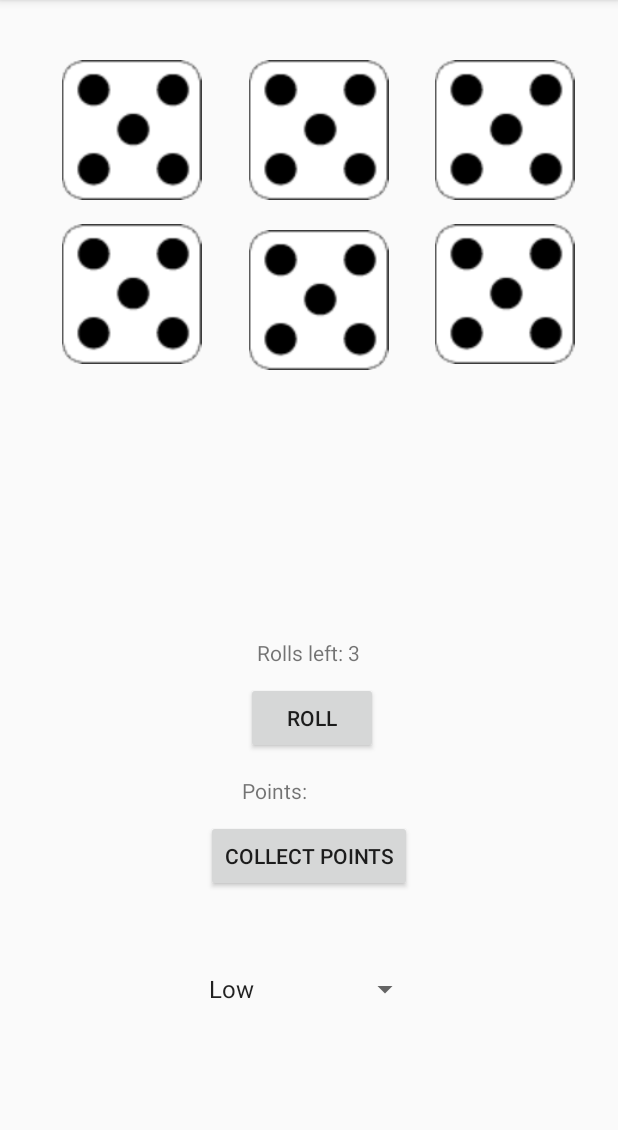
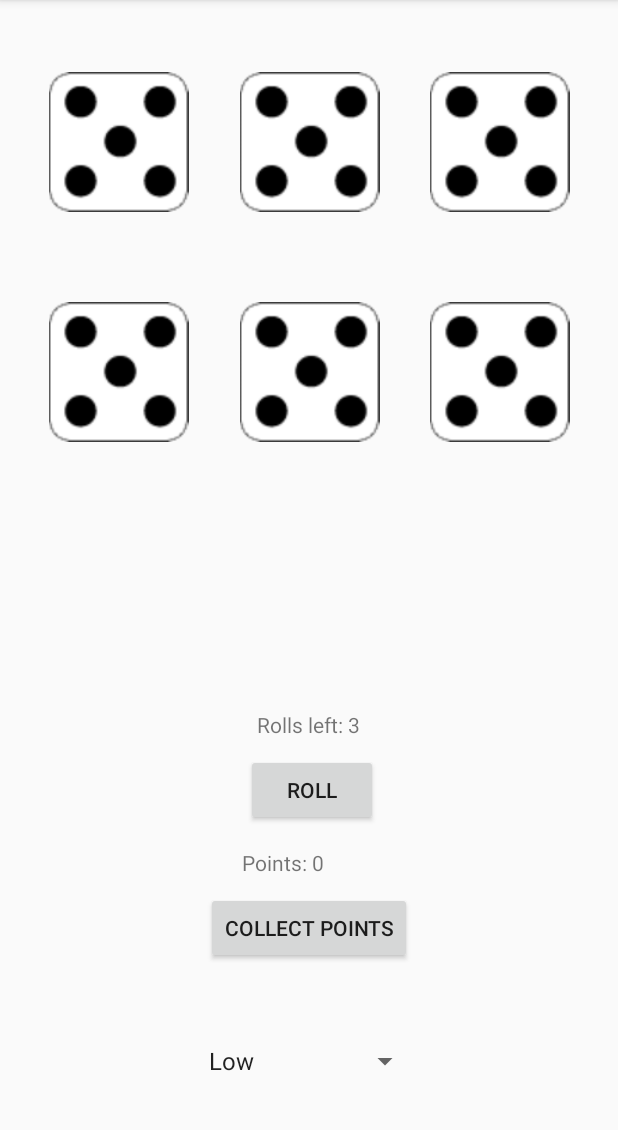
Before and after one commit to CLundstrom/Dice-Thirty, an Android app: the GameActivity screen opened directly, with no data from a screen before it, on a phone screen of 412 x 824 dp, the part 84-1214 px from its top. Run offline under Robolectric (Android 15) with nearby library versions, the phone set to English and light mode, and no system bars.

Commit message:
fixed imageview bug and refactor of some code

```diff
--- a/app/src/main/java/controllers/GameActivity.java
+++ b/app/src/main/java/controllers/GameActivity.java
@@ -2,6 +2,9 @@ package controllers;
 
 import android.support.v7.app.AppCompatActivity;
 import android.os.Bundle;
+import android.util.Log;
+import android.view.View;
+import android.widget.AdapterView;
 import android.widget.ArrayAdapter;
 import android.widget.Button;
 import android.widget.ImageView;
@@ -13,8 +16,8 @@ import com.example.thirty.Views.ScoreView;
 
 import java.util.ArrayList;
 
-import controllers.GameController;
 import models.Score;
+import models.ScoreCalculator;
 
 
 /**
@@ -48,6 +51,31 @@ public class GameActivity extends AppCompatActivity {
         adapter.setDropDownViewResource(android.R.layout.simple_spinner_dropdown_item);
         spinner.setAdapter(adapter);
         spinner.setSelection(0);
+
+
+        spinner.setOnItemSelectedListener(new AdapterView.OnItemSelectedListener() {
+            @Override
+            public void onItemSelected(AdapterView<?> parent, View view, int position, long id) {
+
+                Log.d("GAME", parent.getSelectedItem().toString());
+                if(parent.getSelectedItem().toString().equals("Low")){
+                    mScoreView.updateViewWithScore(
+                            new Score(ScoreCalculator.calcScoreLow(mGameController.getActiveDices())));
+                }
+                else{
+                    int selectedVal = Integer.valueOf((String)parent.getSelectedItem());
+                    mScoreView.updateViewWithScore(
+                            new Score(ScoreCalculator.calcScore(mGameController.getActiveDices(), selectedVal)));
+                }
+
+            }
+
+            @Override
+            public void onNothingSelected(AdapterView<?> parent) {
+
+            }
+        });
+
         roll.setOnClickListener( d -> {
             mGameController.refreshScene(this, rollText);
         });
@@ -58,6 +86,9 @@ public class GameActivity extends AppCompatActivity {
 
 
     }
+
+
+
 
     /**
      * Fetches ImageViews from the Scene which are later manipulated by GameController.
--- a/app/src/main/java/controllers/GameController.java
+++ b/app/src/main/java/controllers/GameController.java
@@ -3,6 +3,8 @@ package controllers;
 import android.content.Context;
 import android.widget.ImageView;
 import android.widget.TextView;
+
+import com.example.thirty.R;
 
 import java.util.ArrayList;
 import java.util.List;
@@ -31,14 +33,16 @@ public class GameController {
         attachListeners();
     }
 
+    public ArrayList<Dice> getActiveDices() {
+        return mActiveDices;
+    }
 
     /**
      * Updates the ImageViews to display the dices of the current round.
      */
     public void updateImageView() {
-        List<Dice> dices = mGame.getCurrentRound().getDices();
         for (int i = 0; i < mImageViews.size(); i++) {
-            mImageViews.get(i).setImageResource(dices.get(i).getCurrentImage());
+            mImageViews.get(i).setImageResource(mActiveDices.get(i).getCurrentImage());
         }
     }
 
--- a/app/src/main/java/models/Dice.java
+++ b/app/src/main/java/models/Dice.java
@@ -20,11 +20,6 @@ public class Dice {
     Dice() {
         toss(); // initial toss
         mMarked = false;
-    }
-
-    Dice(int value, boolean marked) {
-        this.mValue = value;
-        this.mMarked = marked;
     }
 
     /**
@@ -134,6 +129,6 @@ public class Dice {
 
     @Override
     public String toString() {
-        return super.toString();
+        return String.valueOf(mValue);
     }
 }
--- a/app/src/main/java/models/Game.java
+++ b/app/src/main/java/models/Game.java
@@ -20,9 +20,7 @@ public class Game {
      */
     public Game() {
         mRoundNr = 0;
-
         initializeGame();
-
         // START SCORE ACTIVITY
     }
 
--- a/app/src/main/java/models/GameRound.java
+++ b/app/src/main/java/models/GameRound.java
@@ -55,9 +55,10 @@ public class GameRound {
      * Provides new values for the dices. Used for each throw.
      */
     public void tossDices(Context context){
-        if(isAttemptValid(context))
-        for (Dice d: mDices) {
-            d.toss();
+        if(isAttemptValid(context)){
+            for (Dice d: mDices) {
+                d.toss();
+            }
         }
     }
 
--- a/app/src/main/java/models/Score.java
+++ b/app/src/main/java/models/Score.java
@@ -12,99 +12,20 @@ import java.util.ArrayList;
  */
 public class Score {
 
-    private static final int SCORE_LOW = 4;
-    ArrayList<Dice> mDice = new ArrayList<>();
-    int mScore = 0;
+    private static final int SCORE_LOW = 3;
+    private int mScore = 0;
 
+    public Score(){}
 
-    public Score() {
-        mDice.add(new Dice(6, false));
-        mDice.add(new Dice(6, false));
-        mDice.add(new Dice(6, false));
-        mDice.add(new Dice(6, false));
-        mDice.add(new Dice(6, false));
-        mDice.add(new Dice(6, false));
-
-        int[] combo = convertDiceValueArray(mDice);
-        calcScore(combo, 12);
+    public Score(int score) {
+        mScore = score;
     }
-
 
     public int getScore(){
         return mScore;
     }
-
-    /**
-     * Converts all the values of a set of dices to an Integer array.
-     *
-     * @param dices Any number of dices.
-     * @return Unsorted list of Dices values. Solely for score Calculation.
-     */
-    private int[] convertDiceValueArray(ArrayList<Dice> dices) {
-        int tmpValue = 0;
-        int score = 0;
-        int sum = 0;
-
-        int[] combos = new int[dices.size()];
-
-        for (int i = 0; i < dices.size(); i++) {
-            combos[i] = dices.get(i).getValue();
-        }
-        return combos;
+    public void setScore(int score){
+        mScore = score;
     }
 
-
-    /**
-     * Calculates the Score of the dices by iterating over an Integer array several passes so make sure
-     * no score gets missed.
-     *
-     * @param combos
-     * @param findValue
-     * @return
-     */
-    private int calcScore(int[] combos, int findValue) {
-        int totalScore = 0;
-
-        // Outer loop
-        for (int i = 0; i < combos.length; i++) {
-
-            int currentSum = findValue; // Reset each pass
-
-            for (int j = 0; j < combos.length - i; j++) {
-
-                currentSum -= combos[i + j];
-
-                // Combination found
-                if (currentSum == 0) {
-                    // Sets dices used for calculation to 0;
-                    for (int y = i; y <= i + j; y++) {
-                        combos[y] = 0;
-                    }
-                    totalScore += findValue;
-                    currentSum = findValue; // reset
-                    i = 0; // Reset outer loop
-                    j = -1; // Reset inner loop
-                }
-            }
-        }
-        Log.d("SCORE:", String.valueOf(totalScore));
-        return totalScore;
-    }
-
-    /**
-     * Calculates the Score when a user chooses Low score.
-     *
-     * @param arr Takes an array of Integers.
-     * @return Returns the summarized score.
-     */
-    private int calcScoreLow(int[] arr) {
-        int sum = 0;
-        for (int i = 0; i < arr.length; i++) {
-
-            if (arr[i] <= SCORE_LOW) {
-                sum += arr[i];
-            }
-        }
-        return sum;
-    }
 }
--- a/app/src/main/java/models/ScoreCalculator.java
+++ b/app/src/main/java/models/ScoreCalculator.java
@@ -1,12 +1,99 @@
 package models;
+
+import android.util.Log;
+
+import java.util.ArrayList;
 
 /**
  * @Author: Christoffer Lundstrom
  * @Date: 20/06/2019
  * <p>
- * @Description:
+ * @Description: A class that handles Scoring of Dice-Tosses.
  */
 public class ScoreCalculator {
+    private static final int SCORE_LOW = 3;
+    int mScore = 0;
 
 
+    public ScoreCalculator() {
+    }
+
+
+    /**
+     * Converts all the values of a set of dices to an Integer array.
+     *
+     * @param dices Any number of dices.
+     * @return Unsorted list of Dices values. Solely for score Calculation.
+     */
+    private static int[] convertDiceValueArray(ArrayList<Dice> dices) {
+        int tmpValue = 0;
+        int score = 0;
+        int sum = 0;
+
+        int[] combos = new int[dices.size()];
+
+        for (int i = 0; i < dices.size(); i++) {
+            combos[i] = dices.get(i).getValue();
+        }
+        return combos;
+    }
+
+
+    /**
+     * Calculates the Score of the dices by iterating over an Integer array several passes so make sure
+     * no score gets missed.
+     * TODO: Fix Collect 7 bug
+     * @param findValue
+     * @return
+     */
+    public static int calcScore(ArrayList<Dice> dices, int findValue) {
+
+        int[] combos = convertDiceValueArray(dices);
+        int totalScore = 0;
+
+        // Outer loop
+        for (int i = 0; i < combos.length; i++) {
+
+            int currentSum = findValue; // Reset each pass
+
+            for (int j = 0; j < combos.length - i; j++) {
+
+                currentSum -= combos[i + j];
+
+                // Combination found
+                if (currentSum == 0) {
+                    // Sets dices used for calculation to 0;
+                    for (int y = i; y <= i + j; y++) {
+                        combos[y] = 0;
+                    }
+                    totalScore += findValue;
+                    currentSum = findValue; // reset
+                    i = 0; // Reset outer loop
+                    j = -1; // Reset inner loop
+                }
+            }
+        }
+        Log.d("SCORECALC", String.valueOf(totalScore));
+        return totalScore;
+    }
+
+    /**
+     * Calculates the Score when a user chooses Low score.
+     *
+     * @return Returns the summarized score.
+     */
+    public static int calcScoreLow(ArrayList<Dice> dices) {
+
+        int[] arr = convertDiceValueArray(dices);
+        int sum = 0;
+        for (int i = 0; i < arr.length; i++) {
+
+            if (arr[i] <= SCORE_LOW) {
+                sum += arr[i];
+            }
+        }
+        Log.d("SCORECALC", String.valueOf(sum));
+        return sum;
+    }
+
 }
--- a/app/src/main/res/layout/activity_game.xml
+++ b/app/src/main/res/layout/activity_game.xml
@@ -7,64 +7,71 @@
     tools:context="controllers.GameActivity">
 
     <ImageView
+        android:id="@+id/dice1"
+        android:layout_width="95dp"
+        android:layout_height="93dp"
+        android:layout_marginTop="48dp"
+        app:layout_constraintEnd_toStartOf="@+id/dice2"
+        app:layout_constraintHorizontal_bias="0.5"
+        app:layout_constraintStart_toStartOf="parent"
+        app:layout_constraintTop_toTopOf="parent"
+        app:srcCompat="@drawable/white1" />
+
+    <ImageView
+        android:id="@+id/dice2"
+        android:layout_width="95dp"
+        android:layout_height="93dp"
+        android:layout_marginTop="48dp"
+        app:layout_constraintEnd_toStartOf="@+id/dice3"
+        app:layout_constraintHorizontal_bias="0.5"
+        app:layout_constraintStart_toEndOf="@+id/dice1"
+        app:layout_constraintTop_toTopOf="parent"
+        app:srcCompat="@drawable/white2" />
+
+    <ImageView
+        android:id="@+id/dice3"
+        android:layout_width="95dp"
+        android:layout_height="93dp"
+        android:layout_marginTop="48dp"
+        app:layout_constraintEnd_toEndOf="parent"
+        app:layout_constraintHorizontal_bias="0.5"
+        app:layout_constraintStart_toEndOf="@+id/dice2"
+        app:layout_constraintTop_toTopOf="parent"
+        app:srcCompat="@drawable/white3" />
+
+    <ImageView
+        android:id="@+id/dice4"
+        android:layout_width="95dp"
+        android:layout_height="93dp"
+        android:layout_marginTop="60dp"
+        app:layout_constraintEnd_toStartOf="@+id/dice5"
+        app:layout_constraintHorizontal_bias="0.5"
+        app:layout_constraintStart_toStartOf="parent"
+        app:layout_constraintTop_toBottomOf="@+id/dice1"
+        app:srcCompat="@drawable/white4" />
+
+    <ImageView
         android:id="@+id/dice5"
         android:layout_width="95dp"
         android:layout_height="93dp"
-        android:layout_marginTop="20dp"
+
+        android:layout_marginTop="60dp"
         app:layout_constraintEnd_toStartOf="@+id/dice6"
-        app:layout_constraintStart_toEndOf="@+id/dice3"
-        app:layout_constraintTop_toBottomOf="@+id/dice1"
+        app:layout_constraintHorizontal_bias="0.5"
+        app:layout_constraintStart_toEndOf="@+id/dice4"
+        app:layout_constraintTop_toBottomOf="@+id/dice2"
         app:srcCompat="@drawable/white5" />
 
     <ImageView
         android:id="@+id/dice6"
         android:layout_width="95dp"
         android:layout_height="93dp"
-        android:layout_marginTop="16dp"
-        android:layout_marginEnd="28dp"
+        android:layout_marginTop="60dp"
         app:layout_constraintEnd_toEndOf="parent"
-        app:layout_constraintTop_toBottomOf="@+id/dice4"
+        app:layout_constraintHorizontal_bias="0.5"
+        app:layout_constraintStart_toEndOf="@+id/dice5"
+        app:layout_constraintTop_toBottomOf="@+id/dice3"
         app:srcCompat="@drawable/white6" />
-
-    <android.support.v7.widget.AppCompatImageView
-        android:id="@+id/dice4"
-        android:layout_width="95dp"
-        android:layout_height="93dp"
-        android:layout_marginTop="40dp"
-        android:layout_marginEnd="28dp"
-        app:layout_constraintEnd_toEndOf="parent"
-        app:layout_constraintTop_toTopOf="parent"
-        app:srcCompat="@drawable/white3" />
-
-    <ImageView
-        android:id="@+id/dice3"
-        android:layout_width="95dp"
-        android:layout_height="93dp"
-        android:layout_marginStart="40dp"
-        android:layout_marginTop="16dp"
-        app:layout_constraintStart_toStartOf="parent"
-        app:layout_constraintTop_toBottomOf="@+id/dice2"
-        app:srcCompat="@drawable/white4" />
-
-    <ImageView
-        android:id="@+id/dice2"
-        android:layout_width="95dp"
-        android:layout_height="93dp"
-        android:layout_marginStart="40dp"
-        android:layout_marginTop="40dp"
-        app:layout_constraintStart_toStartOf="parent"
-        app:layout_constraintTop_toTopOf="parent"
-        app:srcCompat="@drawable/white1" />
-
-    <ImageView
-        android:id="@+id/dice1"
-        android:layout_width="95dp"
-        android:layout_height="93dp"
-        android:layout_marginTop="40dp"
-        app:layout_constraintEnd_toStartOf="@+id/dice4"
-        app:layout_constraintStart_toEndOf="@+id/dice2"
-        app:layout_constraintTop_toTopOf="parent"
-        app:srcCompat="@drawable/white2" />
 
     <Button
         android:id="@+id/button_roll"
```
